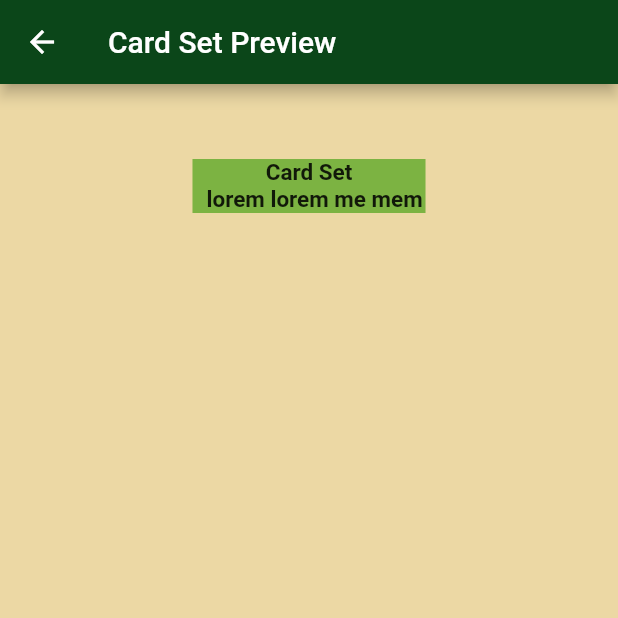
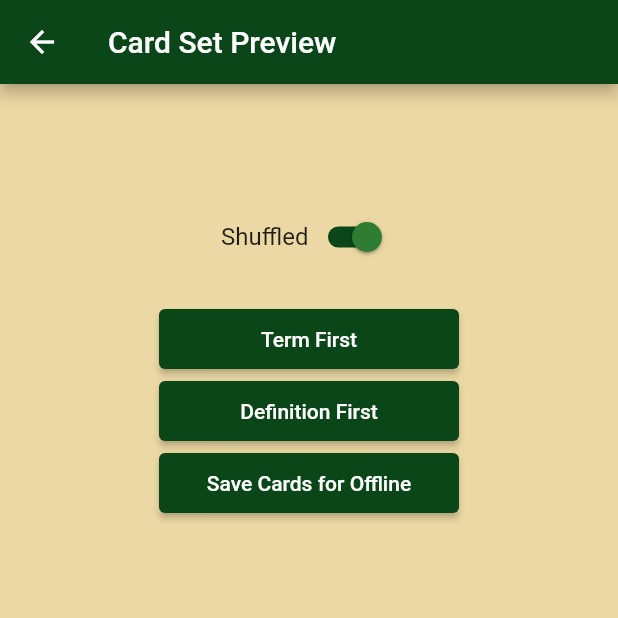
Before and after one commit to mmvergara/psau-rant-flutter, a Flutter app: the CardSetPreviewPage screen opened directly with empty values, on a phone screen of 412 x 824 dp, the top half of it. Run offline on Flutter 3.47's test engine with Material 2 defaults, Android fonts, the phone set to English and light mode, and no system bars; our stand-ins replace cloud_firestore, firebase_core; accounts and stored records are empty.

Commit message:
renamed model

```diff
--- a/lib/main.dart
+++ b/lib/main.dart
@@ -1,7 +1,6 @@
 import 'package:firebase_core/firebase_core.dart';
 import 'package:flutter/material.dart';
 import 'package:psau_rant_flutter/pages/flashcards/flash_cards_dashboard_page.dart';
-import 'package:psau_rant_flutter/pages/flashcards/flash_cards_preview_page.dart';
 import 'package:psau_rant_flutter/pages/homepage/home_page.dart';
 import 'package:psau_rant_flutter/pages/saved_cards_page.dart';
 import 'package:psau_rant_flutter/theme/psau_colors.dart';
--- a/lib/models/cardset_model.dart
+++ b/lib/models/card_set_model.dart
@@ -1,9 +1,9 @@
-class Card {
+class CardPiece {
   String cardId;
   String cardTerm;
   String cardDefinition;
 
-  Card(
+  CardPiece(
       {required this.cardId,
       required this.cardTerm,
       required this.cardDefinition});
@@ -14,7 +14,7 @@ class CardSet {
   String cardSetName;
   String cardSetAuthorId;
   bool cardSetIsPublic;
-  List<Card> cardSetCards;
+  List<CardPiece> cardSetCards;
 
   CardSet({
     required this.cardSetId,
--- a/lib/pages/flashcards/flash_cards_preview_page.dart
+++ b/lib/pages/flashcards/flash_cards_preview_page.dart
@@ -1,5 +1,6 @@
 import 'package:flutter/material.dart';
-import 'package:psau_rant_flutter/models/cardset_model.dart';
+import 'package:psau_rant_flutter/models/card_set_model.dart';
+import 'package:psau_rant_flutter/pages/flashcards/flash_cards_play_page.dart';
 import 'package:psau_rant_flutter/theme/psau_colors.dart';
 
 class CardSetPreviewPage extends StatefulWidget {
@@ -12,6 +13,19 @@ class CardSetPreviewPage extends StatefulWidget {
 
 class _CardSetPreviewPageState extends State<CardSetPreviewPage> {
   bool isShuffled = true;
+
+  void _playCard(bool termFirst) {
+    Navigator.of(context).push(
+      MaterialPageRoute(
+        builder: (_) => PlayFlashCardPage(
+          cardSet: widget.cardSet,
+          isShuffled: isShuffled,
+          termFirst: termFirst,
+        ),
+      ),
+    );
+  }
+
   @override
   Widget build(BuildContext context) {
     return Scaffold(
@@ -22,10 +36,9 @@ class _CardSetPreviewPageState extends State<CardSetPreviewPage> {
       ),
       body: Column(children: [
         Container(
-          margin: const EdgeInsets.only(top: 50, bottom: 20),
-          color: Colors.lightGreen[600],
+          margin: const EdgeInsets.only(top: 50, bottom: 10),
           child: Text(
-            "Card Set \n ${widget.cardSet.cardSetName} lorem lorem me mem ",
+            " ${widget.cardSet.cardSetName}",
             textAlign: TextAlign.center,
             style: const TextStyle(
               fontSize: 15,
@@ -33,9 +46,70 @@ class _CardSetPreviewPageState extends State<CardSetPreviewPage> {
             ),
           ),
         ),
-        Row(
-          mainAxisAlignment: MainAxisAlignment.center,
-        )
+        // toggle switch shuffle or not widget with background color
+        Container(
+          alignment: Alignment.center,
+          margin: const EdgeInsets.only(bottom: 20),
+          child: Row(
+            mainAxisAlignment: MainAxisAlignment.center,
+            children: [
+              const Text(
+                "Shuffled",
+                style: TextStyle(fontSize: 16),
+              ),
+              Switch(
+                value: isShuffled,
+                onChanged: (value) {
+                  setState(() {
+                    isShuffled = value;
+                  });
+                },
+                activeTrackColor: PsauColors.primaryGreen,
+                activeColor: Colors.green[800],
+              ),
+            ],
+          ),
+        ),
+        ElevatedButton(
+          style: ButtonStyle(
+            backgroundColor: MaterialStateProperty.all<Color>(
+              PsauColors.primaryGreen,
+            ),
+            minimumSize: MaterialStateProperty.all<Size>(
+              const Size(200, 40),
+            ),
+          ),
+          onPressed: () {
+            _playCard(true);
+          },
+          child: const Text("Term First"),
+        ),
+        ElevatedButton(
+          style: ButtonStyle(
+            backgroundColor: MaterialStateProperty.all<Color>(
+              PsauColors.primaryGreen,
+            ),
+            minimumSize: MaterialStateProperty.all<Size>(
+              const Size(200, 40),
+            ),
+          ),
+          onPressed: () {
+            _playCard(false);
+          },
+          child: const Text("Definition First"),
+        ),
+        ElevatedButton(
+          style: ButtonStyle(
+            backgroundColor: MaterialStateProperty.all<Color>(
+              PsauColors.primaryGreen,
+            ),
+            minimumSize: MaterialStateProperty.all<Size>(
+              const Size(200, 40),
+            ),
+          ),
+          onPressed: () {},
+          child: const Text("Save Cards for Offline"),
+        ),
       ]),
     );
   }
--- a/lib/pages/homepage/home_page.dart
+++ b/lib/pages/homepage/home_page.dart
@@ -1,5 +1,4 @@
 import 'package:flutter/material.dart';
-import 'package:psau_rant_flutter/pages/flashcards/flashcard.dart';
 import 'package:psau_rant_flutter/pages/rants/rant.dart';
 
 class HomePage extends StatefulWidget {
--- a/lib/services/cards_service.dart
+++ b/lib/services/cards_service.dart
@@ -1,5 +1,5 @@
 import 'package:cloud_firestore/cloud_firestore.dart';
-import 'package:psau_rant_flutter/models/cardset_model.dart';
+import 'package:psau_rant_flutter/models/card_set_model.dart';
 
 class CardSService {
   final String? uid;
@@ -19,9 +19,9 @@ class CardSService {
         cardSetName: cardSetDoc['card_set_name'],
         cardSetAuthorId: cardSetDoc['card_set_author_id'],
         cardSetIsPublic: cardSetDoc['card_set_isPublic'],
-        cardSetCards: cardSetDoc['card_set_cards'].map<Card>(
+        cardSetCards: cardSetDoc['card_set_cards'].map<CardPiece>(
           (card) {
-            return Card(
+            return CardPiece(
               cardId: card['card_id'],
               cardTerm: card['card_term'],
               cardDefinition: card['card_definition'],
```
Also changed, not shown: lib/pages/flashcards/flash_cards_enter_id_page.dart (+7 -2 lines), lib/pages/flashcards/flash_cards_play_page.dart (+27 -6 lines).
